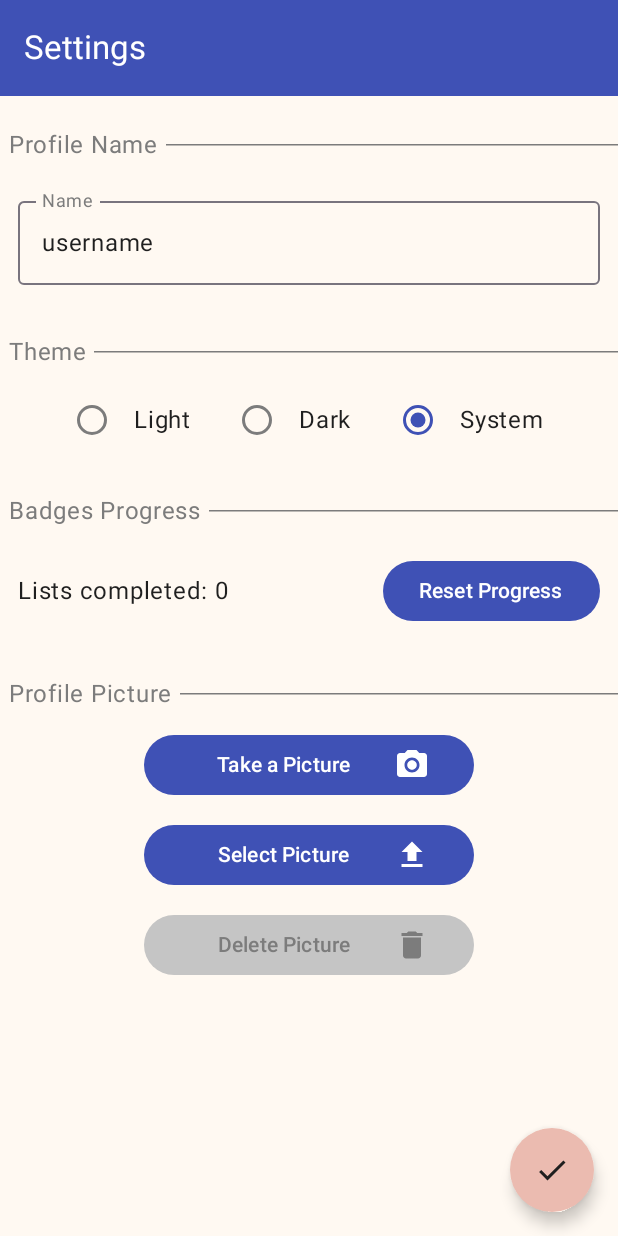
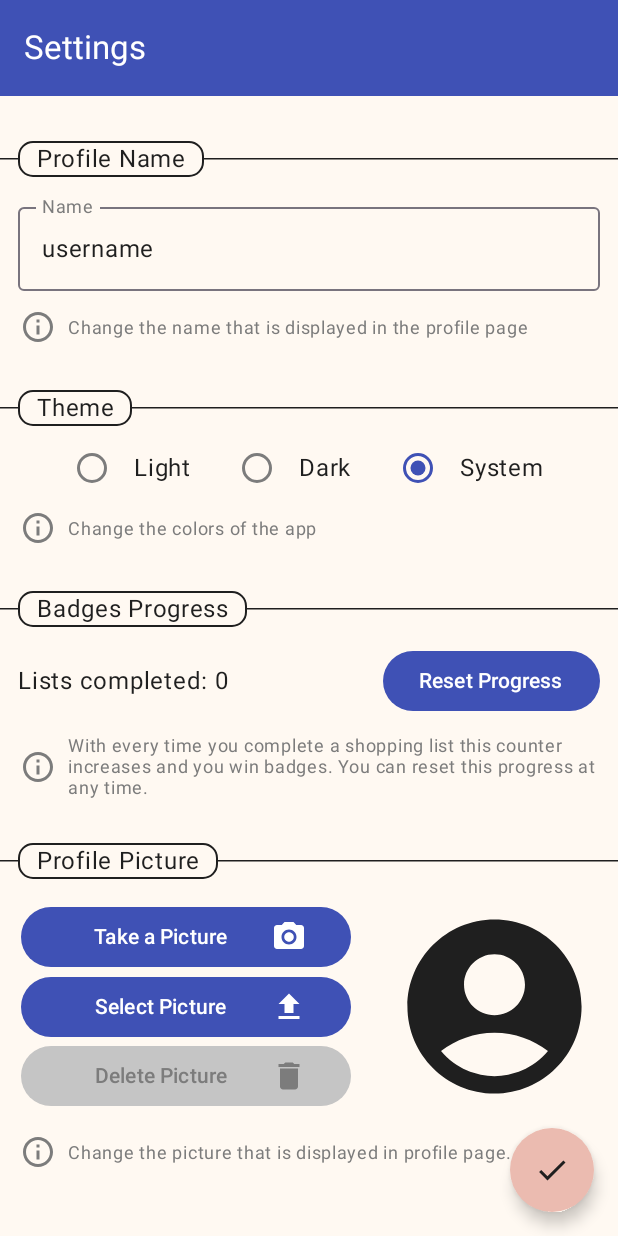
Before and after one commit to AndreaDeCarli/GrabList, an Android app built with Jetpack Compose: the Profile screen opened through its navigation route, after a tap on "Settings", on a phone screen of 412 x 824 dp. Run offline under Robolectric (Android 15) with nearby library versions, the phone set to English and light mode, and no system bars; our stand-ins replace Room's generated code; libraries missing offline, so code that uses them is left out: org.maplibre.android; pictures from the network do not load; 1 statement that could not run was skipped.

Commit message:
changed some aesthetic aspects of the settings screen, also did minor changes

```diff
--- a/app/src/main/java/com/example/grablist/data/database/ShopListDatabase.kt
+++ b/app/src/main/java/com/example/grablist/data/database/ShopListDatabase.kt
@@ -3,7 +3,7 @@ package com.example.grablist.data.database
 import androidx.room.Database
 import androidx.room.RoomDatabase
 
-@Database(entities = [ShopList::class, Product::class, CrossRef::class], version = 2)
+@Database(entities = [ShopList::class, Product::class, CrossRef::class], version = 1)
 abstract class ShopListDatabase: RoomDatabase() {
     abstract fun shopListDAO(): ShopListDao
     abstract fun productDAO(): ProductDao
--- a/app/src/main/java/com/example/grablist/ui/Navigation.kt
+++ b/app/src/main/java/com/example/grablist/ui/Navigation.kt
@@ -59,7 +59,7 @@ fun GrabListNavGraph(navController: NavHostController, settingsViewModel: Settin
         startDestination = NavRoute.HomeScreen
     ) {
         composable<NavRoute.HomeScreen> {
-            HomeScreen(navController, {shopList -> shopListVm.deleteShopList(shopList)}, shopListState)
+            HomeScreen(navController, { shopList -> shopListVm.deleteShopList(shopList) }, shopListState)
         }
 
         composable<NavRoute.ShopListDetails> { backStackEntry ->
@@ -83,7 +83,10 @@ fun GrabListNavGraph(navController: NavHostController, settingsViewModel: Settin
                 navController = navController,
                 state = state,
                 shopList = shopList,
-                settingsViewModel = settingsViewModel)
+                onCompleteList = {
+                    settingsViewModel.increaseProgress()
+                    settingsViewModel.setLatestProgressDate()
+                })
         }
 
         composable<NavRoute.ProductDetails> { backStackEntry ->
@@ -99,10 +102,11 @@ fun GrabListNavGraph(navController: NavHostController, settingsViewModel: Settin
         }
 
         composable<NavRoute.Profile> {
+            val productsFavorites by productVm.favorites.collectAsStateWithLifecycle()
             Profile(navController,
                 settingsState = settingsState,
                 shopListState = shopListState,
-                productVm = productVm)
+                productState = productsFavorites)
         }
 
         composable<NavRoute.AddNewList> {
--- /dev/null
+++ b/app/src/main/java/com/example/grablist/ui/composables/CustomDivider.kt
@@ -0,0 +1,42 @@
+package com.example.grablist.ui.composables
+
+import androidx.compose.foundation.border
+import androidx.compose.foundation.layout.Row
+import androidx.compose.foundation.layout.fillMaxWidth
+import androidx.compose.foundation.layout.padding
+import androidx.compose.foundation.layout.width
+import androidx.compose.foundation.shape.RoundedCornerShape
+import androidx.compose.material3.HorizontalDivider
+import androidx.compose.material3.MaterialTheme
+import androidx.compose.material3.Text
+import androidx.compose.runtime.Composable
+import androidx.compose.ui.Alignment
+import androidx.compose.ui.Modifier
+import androidx.compose.ui.text.style.TextAlign
+import androidx.compose.ui.unit.dp
+
+@Composable
+fun CustomDivider(text: String) {
+    Row(
+        modifier = Modifier
+            .fillMaxWidth()
+            .padding(top = 30.dp),
+        verticalAlignment = Alignment.CenterVertically
+    ) {
+        HorizontalDivider(
+            modifier = Modifier.width(12.dp).padding(vertical = 10.dp),
+            thickness = 1.dp,
+            color = MaterialTheme.colorScheme.onBackground)
+        Text(
+            text = text,
+            textAlign = TextAlign.Center,
+            modifier = Modifier
+                .border(1.dp, MaterialTheme.colorScheme.onBackground, RoundedCornerShape(10.dp))
+                .padding(vertical = 0.dp, horizontal = 12.dp),
+            color = MaterialTheme.colorScheme.onBackground)
+        HorizontalDivider(
+            modifier = Modifier.padding(vertical = 10.dp),
+            thickness = 1.dp,
+            color = MaterialTheme.colorScheme.onBackground)
+    }
+}
--- a/app/src/main/java/com/example/grablist/ui/composables/TierProgressBar.kt
+++ b/app/src/main/java/com/example/grablist/ui/composables/TierProgressBar.kt
@@ -57,11 +57,11 @@ fun TierProgressBar(
                     modifier = Modifier
                         .weight(0.8F)
                         .height(10.dp),
-                    progress = { if (tier == Tier.Star) 1.0F else progress/tier.max.toFloat() },
+                    progress = { if (tier == Tier.Diamond) 1.0F else progress/tier.max.toFloat() },
                     color = MaterialTheme.colorScheme.tertiary,
                     strokeCap = StrokeCap.Round,
                 )
-                Text(text = "${progress}/${if (tier == Tier.Star) "-" else tier.max}",
+                Text(text = "${progress}/${if (tier == Tier.Diamond) "-" else tier.max}",
                     modifier = Modifier
                         .padding(10.dp)
                         .weight(0.2F),
@@ -80,7 +80,7 @@ fun TierProgressBar(
                         contentDescription = "currentTier",
                         modifier = Modifier.size(40.dp))
                 }
-                if (tier != Tier.Star){
+                if (tier != Tier.Diamond){
                     Text("${stringResource(R.string.next_generic)}: ${stringResource(nextTier.label)}")
                     Image(
                         painter = painterResource(nextTier.iconId),
--- a/app/src/main/java/com/example/grablist/ui/screens/ActiveShoppingScreen.kt
+++ b/app/src/main/java/com/example/grablist/ui/screens/ActiveShoppingScreen.kt
@@ -40,7 +40,7 @@ fun ActiveShoppingScreen (
     navController: NavController,
     state: ProductsInListState,
     shopList: ShopList,
-    settingsViewModel: SettingsViewModel
+    onCompleteList: () -> Unit
     ) {
 
     var showQuitAlert by remember { mutableStateOf(false) }
@@ -68,7 +68,7 @@ fun ActiveShoppingScreen (
             navController = navController,
             state = state,
             modifier = Modifier.padding(innerPadding),
-            settingsViewModel = settingsViewModel)
+            onCompleteList = onCompleteList)
 
         if (showQuitAlert){
             GenericAlertDialog(
--- a/app/src/main/java/com/example/grablist/ui/screens/AddNewList.kt
+++ b/app/src/main/java/com/example/grablist/ui/screens/AddNewList.kt
@@ -323,8 +323,8 @@ fun AddNewList (state: AddShopListState, actions: AddShopListActions, onSubmit:
         }
         if (state.showNoGPSAlert){
             GenericAlertDialog(
-                title = "GPS is not active",
-                text = "GPS is not active and the app can't get the users position. Go to settings?",
+                title = stringResource(R.string.no_gps_title),
+                text = stringResource(R.string.no_gps_text),
                 confirmText = stringResource(R.string.confirm),
                 confirmAction = {
                     locationService.openLocationSettings()
--- a/app/src/main/java/com/example/grablist/ui/screens/Profile.kt
+++ b/app/src/main/java/com/example/grablist/ui/screens/Profile.kt
@@ -56,9 +56,8 @@ import com.example.grablist.ui.viewmodels.ShopListState
 fun Profile(navController: NavController,
             settingsState: SettingsState,
             shopListState: ShopListState,
-            productVm: ProductsViewModel){
+            productState: ProductState){
 
-    val productsFavorites by productVm.favorites.collectAsStateWithLifecycle()
     val tier: Tier = evaluateTier(settingsState.progress)
 
     Scaffold(
@@ -117,7 +116,7 @@ fun Profile(navController: NavController,
                 )
             }
             item { ProfileEntry(stringResource(R.string.home_title), shopListState.shopLists.size) }
-            item { ProfileEntry(stringResource(R.string.favs_title), productsFavorites.products.size) }
+            item { ProfileEntry(stringResource(R.string.favs_title), productState.products.size) }
             item { TierProgressBar(settingsState.progress) }
             item {
                 Row(
--- a/app/src/main/java/com/example/grablist/ui/screens/SettingsScreen.kt
+++ b/app/src/main/java/com/example/grablist/ui/screens/SettingsScreen.kt
@@ -8,31 +8,34 @@ import android.provider.Settings
 import androidx.activity.compose.BackHandler
 import androidx.activity.compose.rememberLauncherForActivityResult
 import androidx.activity.result.contract.ActivityResultContracts
-import androidx.compose.foundation.border
+import androidx.compose.foundation.Image
 import androidx.compose.foundation.layout.Arrangement
+import androidx.compose.foundation.layout.Box
 import androidx.compose.foundation.layout.Column
 import androidx.compose.foundation.layout.Row
 import androidx.compose.foundation.layout.Spacer
+import androidx.compose.foundation.layout.fillMaxHeight
+import androidx.compose.foundation.layout.fillMaxSize
 import androidx.compose.foundation.layout.fillMaxWidth
 import androidx.compose.foundation.layout.height
 import androidx.compose.foundation.layout.padding
 import androidx.compose.foundation.layout.size
-import androidx.compose.foundation.layout.width
 import androidx.compose.foundation.lazy.LazyColumn
 import androidx.compose.foundation.selection.selectable
 import androidx.compose.foundation.selection.selectableGroup
 import androidx.compose.foundation.shape.CircleShape
 import androidx.compose.foundation.shape.RoundedCornerShape
 import androidx.compose.material.icons.Icons
+import androidx.compose.material.icons.filled.AccountCircle
 import androidx.compose.material.icons.filled.CameraAlt
 import androidx.compose.material.icons.filled.Check
 import androidx.compose.material.icons.filled.Delete
 import androidx.compose.material.icons.filled.Error
 import androidx.compose.material.icons.filled.Upload
+import androidx.compose.material.icons.outlined.Info
 import androidx.compose.material3.Button
 import androidx.compose.material3.ButtonColors
 import androidx.compose.material3.FloatingActionButton
-import androidx.compose.material3.HorizontalDivider
 import androidx.compose.material3.Icon
 import androidx.compose.material3.MaterialTheme
 import androidx.compose.material3.OutlinedTextField
@@ -46,15 +49,21 @@ import androidx.compose.runtime.remember
 import androidx.compose.runtime.setValue
 import androidx.compose.ui.Alignment
 import androidx.compose.ui.Modifier
+import androidx.compose.ui.draw.clip
+import androidx.compose.ui.draw.shadow
+import androidx.compose.ui.graphics.ColorFilter
+import androidx.compose.ui.layout.ContentScale
 import androidx.compose.ui.platform.LocalContext
 import androidx.compose.ui.res.stringResource
 import androidx.compose.ui.semantics.Role
 import androidx.compose.ui.text.style.TextAlign
 import androidx.compose.ui.unit.dp
-import androidx.lifecycle.compose.collectAsStateWithLifecycle
+import androidx.compose.ui.unit.sp
 import androidx.navigation.NavController
+import coil.compose.AsyncImage
 import com.example.grablist.R
 import com.example.grablist.data.database.Theme
+import com.example.grablist.ui.composables.CustomDivider
 import com.example.grablist.ui.composables.GenericAlertDialog
 import com.example.grablist.ui.composables.MainTopAppBar
 import com.example.grablist.ui.viewmodels.SettingsState
@@ -149,7 +158,7 @@ fun SettingsScreen(
 
         LazyColumn(
             modifier = Modifier.padding(innerPadding),
-            horizontalAlignment = Alignment.CenterHorizontally
+            horizontalAlignment = Alignment.CenterHorizontally,
         ) {
             item {
                 CustomDivider(stringResource(R.string.settings_title_name))
@@ -159,11 +168,13 @@ fun SettingsScreen(
                     label = { Text(stringResource(id = R.string.name_generic)) },
                     modifier = Modifier
                         .padding(12.dp)
-                        .fillMaxWidth())
-
+                        .fillMaxWidth()
+                )
+                CustomDescription(R.string.settings_desc_name)
             }
             item {
                 CustomDivider(stringResource(R.string.settings_title_theme))
+
                 Row(Modifier.selectableGroup()) {
                     Theme.entries.forEach { theme ->
                         Row(
@@ -189,11 +200,15 @@ fun SettingsScreen(
                         }
                     }
                 }
+                CustomDescription(R.string.settings_desc_theme)
             }
             item {
                 CustomDivider(stringResource(R.string.settings_title_progress))
+
                 Row(
-                    modifier = Modifier.padding(12.dp).fillMaxWidth(),
+                    modifier = Modifier
+                        .padding(12.dp)
+                        .fillMaxWidth(),
                     verticalAlignment = Alignment.CenterVertically,
                     horizontalArrangement = Arrangement.SpaceBetween
                 ) {
@@ -204,14 +219,21 @@ fun SettingsScreen(
                         Text(text = stringResource(R.string.reset_progress))
                     }
                 }
+                CustomDescription(R.string.settings_desc_progress)
 
             }
             item {
                 CustomDivider(stringResource(R.string.settings_title_pic))
+                Row(modifier = Modifier.height(170.dp).padding(vertical = 15.dp).fillMaxWidth(),
+                    verticalAlignment = Alignment.CenterVertically) {
+                    Column (
+                        modifier = Modifier.weight(0.6F).fillMaxHeight(),
+                        horizontalAlignment = Alignment.CenterHorizontally,
+                        verticalArrangement = Arrangement.SpaceAround
+                    ) {
                         Button(
                             enabled = state.profilePicUri == Uri.EMPTY,
                             modifier = Modifier
-                        .padding(vertical = 10.dp)
                                 .size(width = 220.dp, height = 40.dp),
                             onClick = {
                                 if (Build.VERSION.SDK_INT <= Build.VERSION_CODES.P){
@@ -232,7 +254,6 @@ fun SettingsScreen(
                         Button(
                             enabled = state.profilePicUri == Uri.EMPTY,
                             modifier = Modifier
-                        .padding(vertical = 10.dp)
                                 .size(width = 220.dp, height = 40.dp),
                             onClick = {
                                 launcher.launch("image/*")
@@ -247,7 +268,6 @@ fun SettingsScreen(
                         Button(
                             enabled = state.profilePicUri != Uri.EMPTY,
                             modifier = Modifier
-                        .padding(vertical = 10.dp)
                                 .size(width = 220.dp, height = 40.dp),
                             onClick = {
                                 deleteImageFromFiles(ctx, state.profilePicUri)
@@ -261,6 +281,30 @@ fun SettingsScreen(
                             }
                         }
                     }
+                    Box(
+                        modifier = Modifier.weight(0.4F).padding(horizontal = 10.dp).size(170.dp),
+                        contentAlignment = Alignment.TopEnd,
+                    ) {
+                        if (state.profilePicUri != Uri.EMPTY) {
+                            AsyncImage(
+                                state.profilePicUri,
+                                contentDescription = "deca",
+                                contentScale = ContentScale.Crop,
+                                modifier = Modifier.shadow(3.dp, RoundedCornerShape(20.dp)).clip(RoundedCornerShape(20.dp)).fillMaxSize(),
+                            )
+                        } else {
+                            Image(
+                                imageVector = Icons.Filled.AccountCircle,
+                                contentDescription = "ProfileImage",
+                                modifier = Modifier.fillMaxSize(),
+                                colorFilter = ColorFilter.tint(MaterialTheme.colorScheme.onBackground)
+                            )
+                        }
+                    }
+                }
+
+                CustomDescription(R.string.settings_desc_pic)
+            }
             item { Spacer(modifier = Modifier.height(100.dp)) }
         }
 
@@ -269,24 +313,24 @@ fun SettingsScreen(
 
 
 @Composable
-fun CustomDivider(text: String) {
+fun CustomDescription(stringId: Int){
     Row(
-        modifier = Modifier.fillMaxWidth().padding(top = 15.dp),
-        verticalAlignment = Alignment.CenterVertically
+        verticalAlignment = Alignment.CenterVertically,
+        modifier = Modifier.padding(horizontal = 5.dp)
     ) {
-//        HorizontalDivider(
-//            modifier = Modifier.width(12.dp).padding(vertical = 10.dp),
-//            thickness = 1.dp,
-//            color = MaterialTheme.colorScheme.onSurfaceVariant)
+        Icon(
+            imageVector = Icons.Outlined.Info,
+            contentDescription = "information",
+            tint = MaterialTheme.colorScheme.inverseOnSurface,
+            modifier = Modifier.weight(0.10F)
+        )
         Text(
-            text = text,
-            textAlign = TextAlign.Center,
+            text = stringResource(stringId),
             modifier = Modifier
-                .padding(5.dp),
-            color = MaterialTheme.colorScheme.inverseOnSurface)
-        HorizontalDivider(
-            modifier = Modifier.padding(vertical = 10.dp),
-            thickness = 1.dp,
-            color = MaterialTheme.colorScheme.inverseOnSurface)
+                .weight(0.90F),
+            color = MaterialTheme.colorScheme.inverseOnSurface,
+            fontSize = 12.sp,
+            lineHeight = 14.sp
+        )
     }
 }
--- a/app/src/main/res/values/strings.xml
+++ b/app/src/main/res/values/strings.xml
@@ -46,4 +46,11 @@
     <string name="delete_pic">Delete Picture</string>
     <string name="add_location">Add Location</string>
     <string name="no_gps_title">GPS is not active</string>
+    <string name="no_gps_text">GPS is not active and the app can\'t access the user\'s location. Go to settings?</string>
+    <string name="tier_check">Check</string>
+    <string name="tier_diamond">Diamond</string>
+    <string name="settings_desc_name">Change the name that is displayed in the profile page</string>
+    <string name="settings_desc_theme">Change the colors of the app</string>
+    <string name="settings_desc_progress">With every time you complete a shopping list this counter increases and you win badges. You can reset this progress at any time.</string>
+    <string name="settings_desc_pic">Change the picture that is displayed in profile page.</string>
 </resources>
```
Also changed, not shown: app/src/main/java/com/example/grablist/data/database/Models.kt (+6 -4 lines), app/src/main/java/com/example/grablist/ui/composables/LazyCheckProductsColumn.kt (+12 -14 lines), app/src/main/java/com/example/grablist/ui/composables/LazyProductColumn.kt (+10 -8 lines), app/src/main/java/com/example/grablist/ui/screens/AddNewProduct.kt (+2 -15 lines), app/src/main/java/com/example/grablist/ui/viewmodels/SettingsViewModel.kt (+14 -12 lines), app/src/main/res/drawable-nodpi/bronze.webp, app/src/main/res/drawable-nodpi/check.webp (added), app/src/main/res/drawable-nodpi/diamond.webp (added), app/src/main/res/drawable-nodpi/gold.webp, app/src/main/res/drawable-nodpi/silver.webp, app/src/main/res/drawable-nodpi/star.webp, 2 other files. Lines whose indentation alone changed are shown as unchanged.
